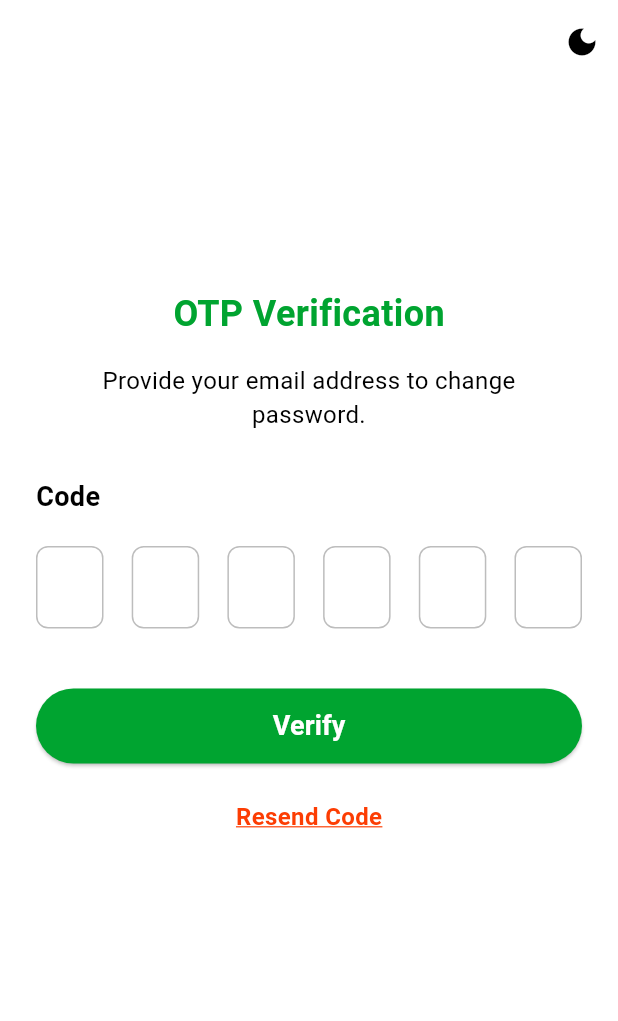
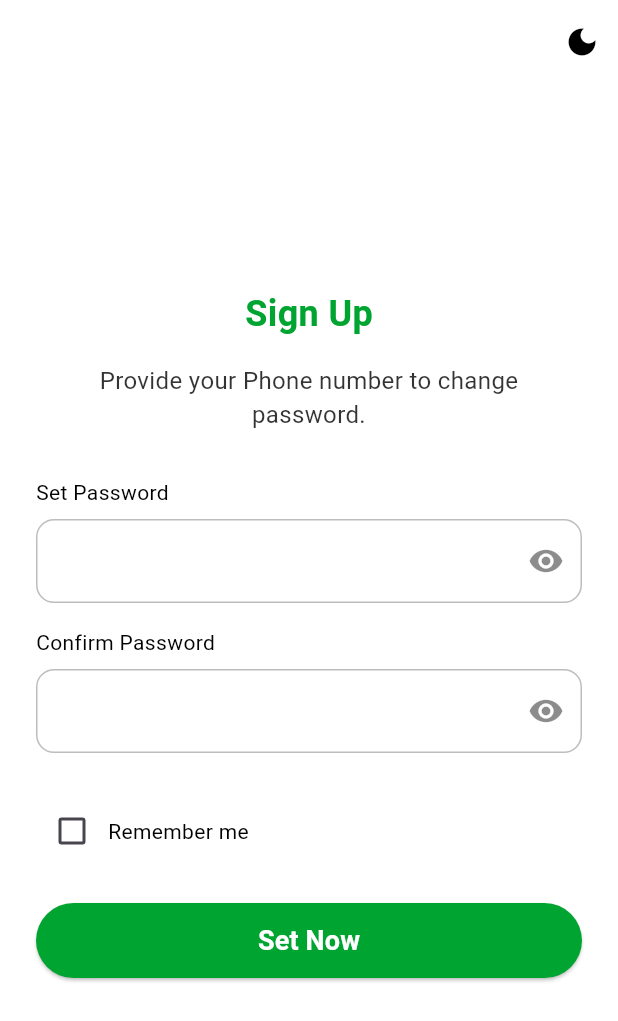
Before and after one commit to Mosaidur/FleetSync_Technology, a Flutter app: the OtpVerificationScreen screen opened by its route, after a tap on "Verify", on a phone screen of 412 x 824 dp. Shown: the top 1021 px of the screen. Run offline on Flutter 3.47's test engine with Material 3 defaults, Android fonts, the phone set to English and light mode, and no system bars.

Commit message:
Forgot Password and Set Password UI Done

```diff
--- a/lib/common_features/auth/presentation/screens/otpVerify.dart
+++ b/lib/common_features/auth/presentation/screens/otpVerify.dart
@@ -148,6 +148,9 @@
                   final otp = getOtpCode();
                   print("Entered OTP: $otp");
                   // Add your verification logic here
+
+                  Navigator.pushNamed(context, '/setPass');
+
                 },
                 style: ElevatedButton.styleFrom(
                   backgroundColor: AppColors.themeGreen,
--- a/lib/common_features/auth/presentation/screens/set_password.dart
+++ b/lib/common_features/auth/presentation/screens/set_password.dart
@@ -0,0 +1,196 @@
+import 'package:flutter/material.dart';
+import 'package:provider/provider.dart';
+import 'package:fleetsynctechnology/config/theme.dart';
+import 'package:fleetsynctechnology/shared/providers/theme_provider.dart';
+import 'package:fleetsynctechnology/common_features/splash_onbording/presentation/widgets/customTextField.dart';
+
+class SetPasswordScreen extends StatefulWidget {
+  const SetPasswordScreen({super.key});
+
+  @override
+  State<SetPasswordScreen> createState() => _SetPasswordScreenState();
+}
+
+class _SetPasswordScreenState extends State<SetPasswordScreen> {
+  final TextEditingController passwordController = TextEditingController();
+  final TextEditingController confirmPasswordController = TextEditingController();
+
+  bool obscurePassword = true;
+  bool obscureConfirm = true;
+  bool rememberMe = false;
+  String? errorText;
+
+  void validatePasswords() {
+    final pass = passwordController.text.trim();
+    final confirm = confirmPasswordController.text.trim();
+
+    setState(() {
+      if (pass.length < 6) {
+        errorText = 'Password must be at least 6 characters';
+      } else if (pass != confirm) {
+        errorText = 'Passwords do not match';
+      } else {
+        errorText = null;
+        print('Password set: $pass');
+        // Proceed with password setup logic
+      }
+    });
+  }
+
+  @override
+  Widget build(BuildContext context) {
+    final themeProvider = Provider.of<ThemeProvider>(context);
+    final isDark = themeProvider.isDarkMode;
+
+    final textColor = isDark
+        ? AppColors.primaryTextOnDark
+        : AppColors.primaryTextOnLight;
+
+    final iconColor = isDark ? Colors.white70 : Colors.black45;
+
+    return Scaffold(
+      appBar: AppBar(
+        automaticallyImplyLeading: false,
+        backgroundColor: Colors.transparent,
+        elevation: 0,
+        actions: [
+          IconButton(
+            icon: Icon(isDark ? Icons.light_mode : Icons.dark_mode),
+            onPressed: () => themeProvider.toggleTheme(),
+            color: isDark ? Colors.white : Colors.black,
+          )
+        ],
+      ),
+      body: Padding(
+        padding: const EdgeInsets.symmetric(horizontal: 24, vertical: 36),
+        child: Column(
+          crossAxisAlignment: CrossAxisAlignment.start,
+          children: [
+            const SizedBox(height: 100),
+            Center(
+              child: Text(
+                'Sign Up',
+                style: TextStyle(
+                  fontSize: 24,
+                  fontWeight: FontWeight.w600,
+                  color: isDark ? AppColors.themeGreen : AppColors.themeGreen,
+                ),
+              ),
+            ),
+            const SizedBox(height: 16),
+            Center(
+              child: Text(
+                "Provide your Phone number to change \npassword.",
+                style: TextStyle(fontSize: 16, color: textColor.withOpacity(0.8)),
+                textAlign: TextAlign.center,
+              ),
+            ),
+            const SizedBox(height: 30),
+
+            // Set Password
+            Text(
+              "Set Password",
+              style: TextStyle(fontSize: 14, color: textColor),
+            ),
+            const SizedBox(height: 8),
+            CustomTextField(
+              controller: passwordController,
+              obscureText: obscurePassword,
+              suffixIcon: IconButton(
+                icon: Icon(
+                  obscurePassword ? Icons.visibility : Icons.visibility_off,
+                  color: iconColor,
+                ),
+                onPressed: () {
+                  setState(() {
+                    obscurePassword = !obscurePassword;
+                  });
+                },
+              ),
+            ),
+            const SizedBox(height: 16),
+
+            // Confirm Password
+            Text(
+              "Confirm Password",
+              style: TextStyle(fontSize: 14, color: textColor),
+            ),
+            const SizedBox(height: 8),
+            CustomTextField(
+              controller: confirmPasswordController,
+              obscureText: obscureConfirm,
+              suffixIcon: IconButton(
+                icon: Icon(
+                  obscureConfirm ? Icons.visibility : Icons.visibility_off,
+                  color: iconColor,
+                ),
+                onPressed: () {
+                  setState(() {
+                    obscureConfirm = !obscureConfirm;
+                  });
+                },
+              ),
+            ),
+
+            const SizedBox(height: 12),
+
+            if (errorText != null)
+              Text(
+                errorText!,
+                style: const TextStyle(color: Colors.red),
+              ),
+
+            const SizedBox(height: 16),
+
+            // Remember Me
+            Row(
+              children: [
+                Checkbox(
+                  value: rememberMe,
+                  onChanged: (value) {
+                    setState(() {
+                      rememberMe = value ?? false;
+                      print(rememberMe);
+                    });
+                  },
+                  fillColor: WidgetStateProperty.resolveWith<Color>((states) {
+                    if (states.contains(WidgetState.selected)) {
+                      return AppColors.themeGreen;
+                    }
+                    return Colors.transparent;
+                  }),
+                  checkColor: isDark ? Colors.black : Colors.white,
+                ),
+                Text(
+                  'Remember me',
+                  style: TextStyle(color: textColor),
+                ),
+              ],
+            ),
+
+            const SizedBox(height: 24),
+
+            // Set Now Button
+            SizedBox(
+              width: double.infinity,
+              height: 50,
+              child: ElevatedButton(
+                onPressed: validatePasswords,
+                style: ElevatedButton.styleFrom(
+                  backgroundColor: AppColors.themeGreen,
+                  shape: RoundedRectangleBorder(
+                    borderRadius: BorderRadius.circular(25),
+                  ),
+                ),
+                child: const Text(
+                  "Set Now",
+                  style: TextStyle(fontSize: 18, fontWeight: FontWeight.bold),
+                ),
+              ),
+            ),
+          ],
+        ),
+      ),
+    );
+  }
+}
--- a/lib/common_features/splash_onbording/presentation/screens/login_screen.dart
+++ b/lib/common_features/splash_onbording/presentation/screens/login_screen.dart
@@ -121,6 +121,7 @@
                   onPressed: () {
                     // Forgot password logic
                     print("Forget Password?");
+                    Navigator.pushNamed(context, '/forgotPass');
                   },
                   child: const Text(
                     'Forget Password?',
--- a/lib/common_features/splash_onbording/presentation/widgets/customTextField.dart
+++ b/lib/common_features/splash_onbording/presentation/widgets/customTextField.dart
@@ -7,12 +7,16 @@
   final bool obscureText;
   final Widget? suffixIcon;
 
+
+
+
   const CustomTextField({
     super.key,
     required this.controller,
     this.label = '',
     this.obscureText = false,
     this.suffixIcon,
+
   });
 
   @override
--- a/lib/main.dart
+++ b/lib/main.dart
@@ -1,4 +1,6 @@
+import 'package:fleetsynctechnology/common_features/auth/presentation/screens/forgot_pass.dart';
 import 'package:fleetsynctechnology/common_features/auth/presentation/screens/otpVerify.dart';
+import 'package:fleetsynctechnology/common_features/auth/presentation/screens/set_password.dart';
 import 'package:fleetsynctechnology/common_features/auth/presentation/screens/signup.dart';
 import 'package:fleetsynctechnology/common_features/splash_onbording/presentation/screens/login_screen.dart';
 import 'package:fleetsynctechnology/common_features/splash_onbording/presentation/screens/splash_screen.dart';
@@ -37,6 +39,8 @@
         '/login': (context) => const LoginScreen(),
         '/signup': (context) => const SignUpScreen(),
         '/otpVerify': (context) =>  OtpVerificationScreen(),
+        '/forgotPass': (context) => ForgotPasswordScreen(),
+        '/setPass': (context) => SetPasswordScreen(),
 
       },
     );
```
Also changed, not shown: lib/common_features/auth/presentation/screens/forgot_pass.dart (added, +108 -0 lines).
